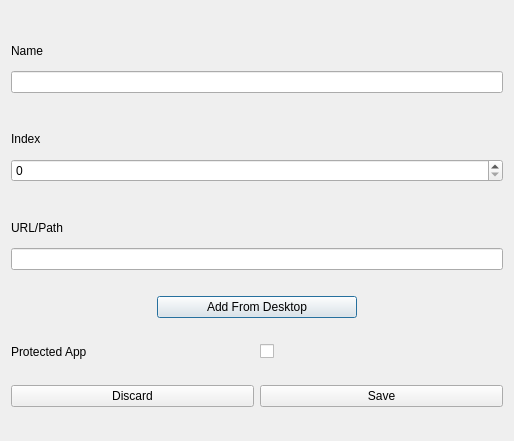
daniel-deru/WorkMate-3.0, file designs/xml/app_window.ui: the form before one commit.
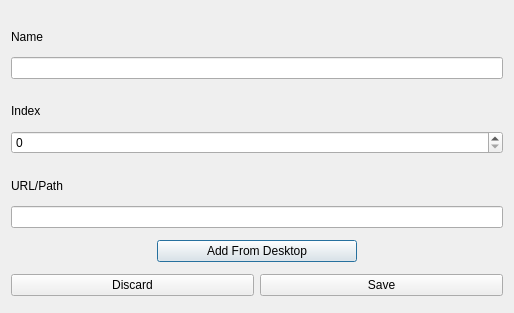
The form after the commit.

Patch:
```diff
--- a/designs/xml/app_window.ui
+++ b/designs/xml/app_window.ui
@@ -7,7 +7,7 @@
     <x>0</x>
     <y>0</y>
     <width>514</width>
-    <height>441</height>
+    <height>313</height>
    </rect>
   </property>
   <property name="windowTitle">
@@ -168,27 +168,6 @@
      </item>
     </layout>
    </item>
-   <item>
-    <layout class="QHBoxLayout" name="hbox_protected_toggle">
-     <item>
-      <widget class="QLabel" name="lbl_protected_app">
-       <property name="text">
-        <string>Protected App</string>
-       </property>
-      </widget>
-     </item>
-     <item>
-      <widget class="QCheckBox" name="chkbox_protected_app">
-       <property name="text">
-        <string/>
-       </property>
-      </widget>
-     </item>
-    </layout>
-   </item>
-   <item>
-    <layout class="QVBoxLayout" name="vbox_protected_fields"/>
-   </item>
    <item>
     <layout class="QHBoxLayout" name="hbox_save">
      <item>
```
